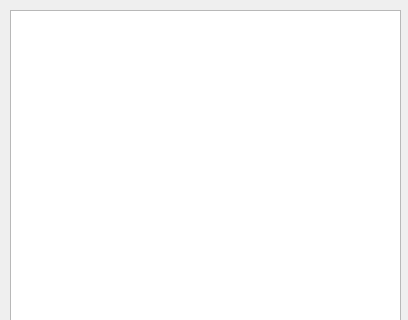
Old version of the form QT/Client/schedule.ui in the repository paxcho1/OOP-Project; both pictures show x 0 to 408 and y 0 to 320 of the 408 by 550 pixel window.
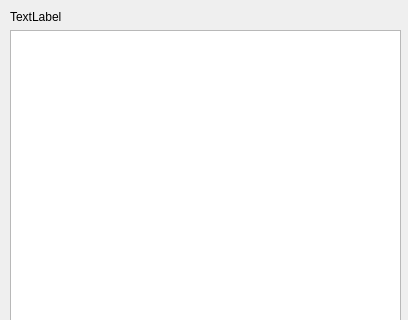
New version of the form.

```diff
--- a/QT/Client/schedule.ui
+++ b/QT/Client/schedule.ui
@@ -23,6 +23,16 @@
     </rect>
    </property>
    <layout class="QVBoxLayout" name="verticalLayout">
+    <item>
+     <widget class="QLabel" name="Today">
+      <property name="contextMenuPolicy">
+       <enum>Qt::PreventContextMenu</enum>
+      </property>
+      <property name="text">
+       <string>TextLabel</string>
+      </property>
+     </widget>
+    </item>
     <item>
      <widget class="QListWidget" name="Schedule_list"/>
     </item>
```
